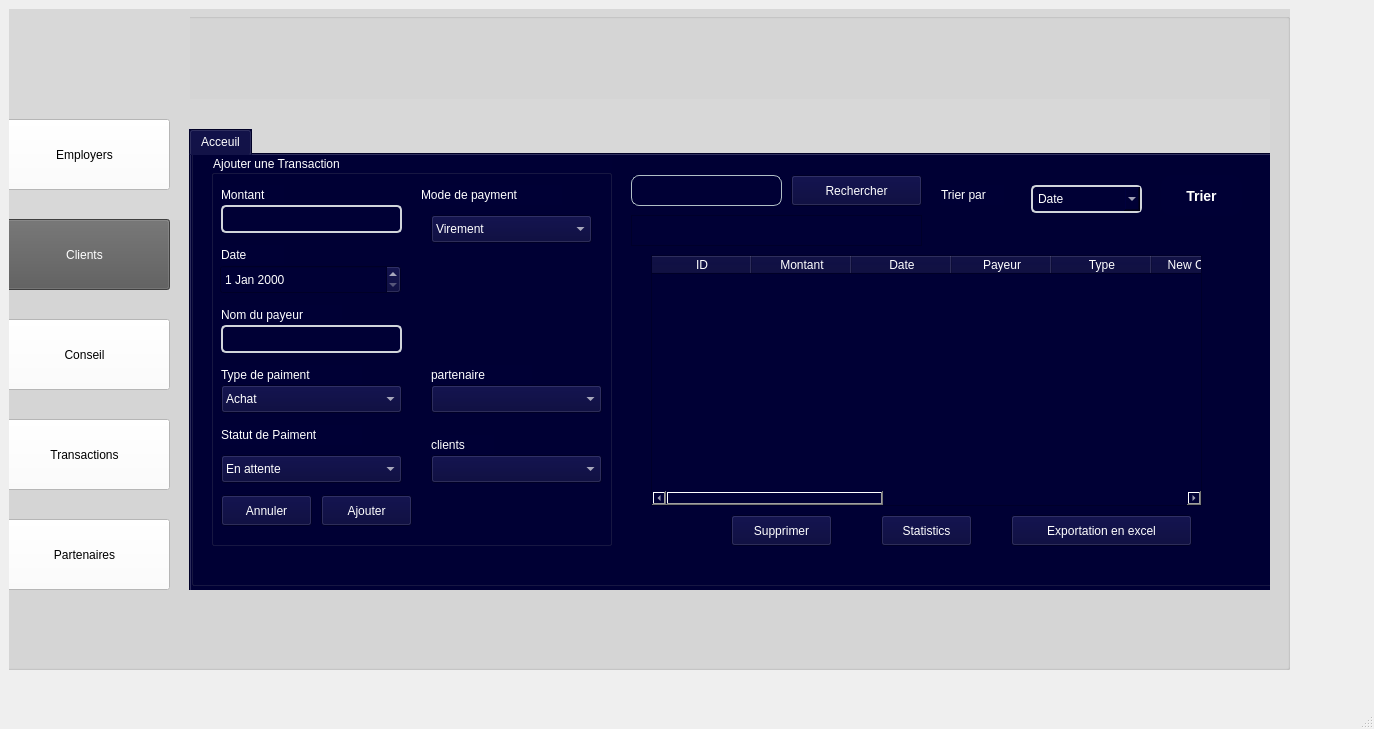
Qt form mainwindow.ui (ProjetCppS2-2425/projetcpp-innovatehub) before a commit.
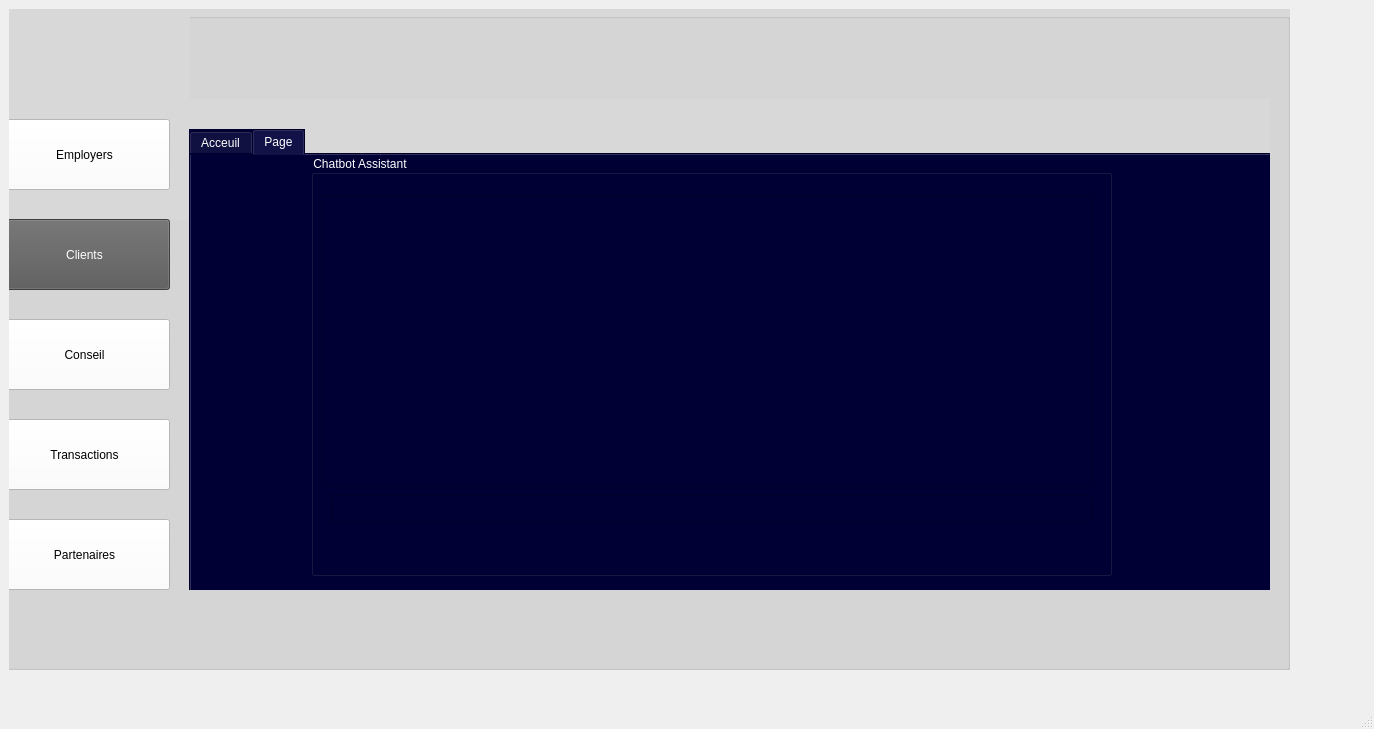
The same form after that commit. The open tabs and pages were chosen to show the change. Icons and pictures are not drawn.

Commit message: chatbot implementation

Patch:
```diff
--- a/mainwindow.ui
+++ b/mainwindow.ui
@@ -3632,7 +3632,7 @@
              <widget class="QPushButton" name="pushButton_5">
               <property name="geometry">
                <rect>
-                <x>820</x>
+                <x>690</x>
                 <y>400</y>
                 <width>181</width>
                 <height>31</height>
@@ -3650,7 +3650,7 @@
                <rect>
                 <x>460</x>
                 <y>140</y>
-                <width>551</width>
+                <width>561</width>
                 <height>251</height>
                </rect>
               </property>
@@ -3731,7 +3731,7 @@
              <widget class="QPushButton" name="pushButton_8">
               <property name="geometry">
                <rect>
-                <x>540</x>
+                <x>460</x>
                 <y>400</y>
                 <width>101</width>
                 <height>31</height>
@@ -3747,7 +3747,7 @@
              <widget class="QPushButton" name="pushButton_9_Transaction">
               <property name="geometry">
                <rect>
-                <x>690</x>
+                <x>580</x>
                 <y>400</y>
                 <width>91</width>
                 <height>31</height>
@@ -3764,6 +3764,57 @@
                 <y>100</y>
                 <width>291</width>
                 <height>31</height>
+               </rect>
+              </property>
+             </widget>
+             <widget class="QPushButton" name="pushButton_6_transaction">
+              <property name="geometry">
+               <rect>
+                <x>890</x>
+                <y>400</y>
+                <width>151</width>
+                <height>29</height>
+               </rect>
+              </property>
+              <property name="text">
+               <string>ChatBot</string>
+              </property>
+             </widget>
+            </widget>
+           </widget>
+           <widget class="QWidget" name="tab_7">
+            <attribute name="title">
+             <string>Page</string>
+            </attribute>
+            <widget class="QGroupBox" name="groupBox_12_transaction">
+             <property name="geometry">
+              <rect>
+               <x>120</x>
+               <y>0</y>
+               <width>801</width>
+               <height>421</height>
+              </rect>
+             </property>
+             <property name="title">
+              <string>Chatbot Assistant</string>
+             </property>
+             <widget class="QTextBrowser" name="textBrowser_transaction_2">
+              <property name="geometry">
+               <rect>
+                <x>10</x>
+                <y>40</y>
+                <width>771</width>
+                <height>291</height>
+               </rect>
+              </property>
+             </widget>
+             <widget class="QLineEdit" name="lineEdit_14">
+              <property name="geometry">
+               <rect>
+                <x>20</x>
+                <y>340</y>
+                <width>761</width>
+                <height>28</height>
                </rect>
               </property>
              </widget>
```
The commit also changes 8 other files.
